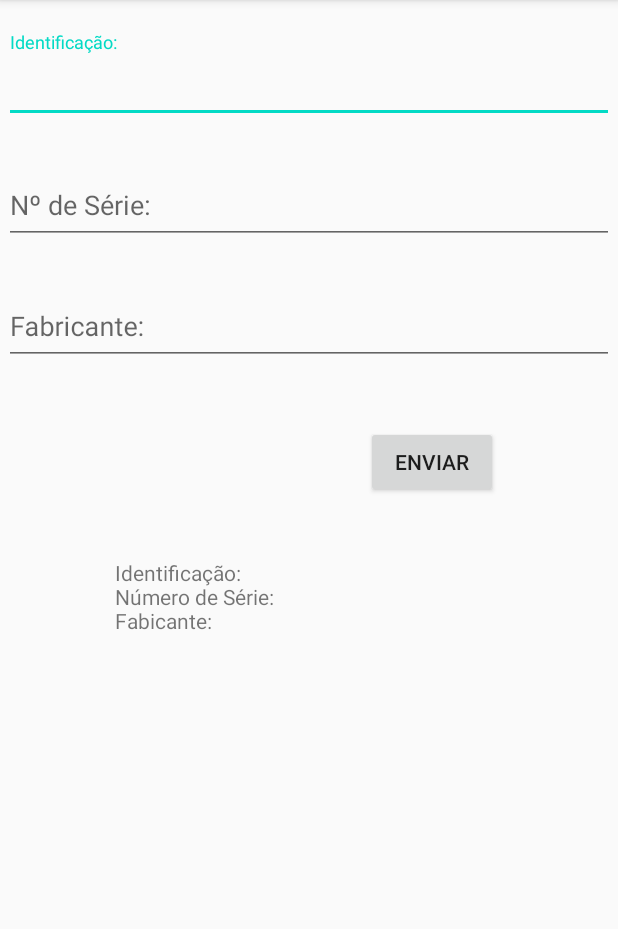
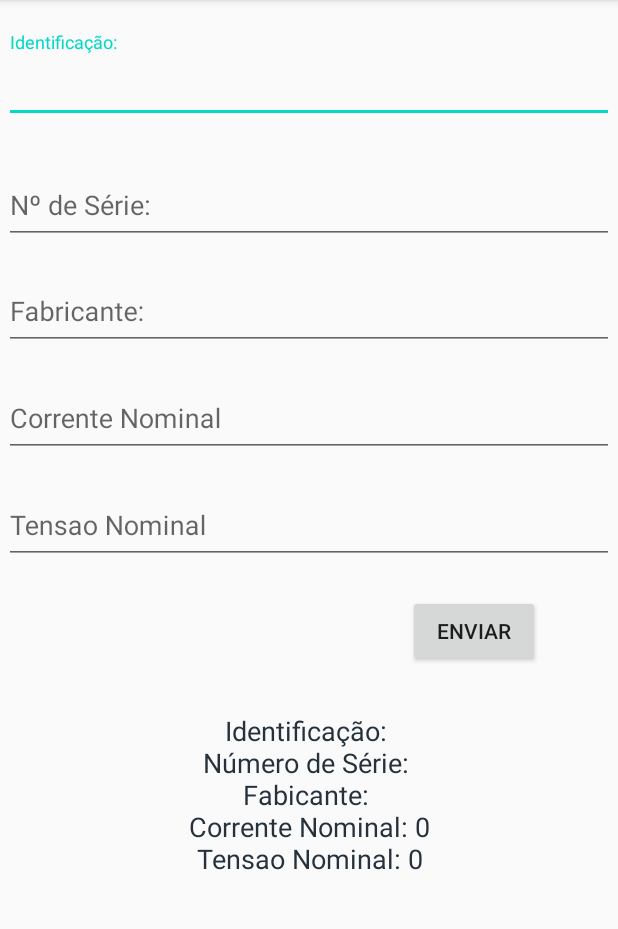
Before and after one commit to MendesK98/Disjuntor-BT, an Android app: the Dados screen opened directly, with no data from a screen before it, after a tap on "ENVIAR", on a phone screen of 412 x 824 dp, the part 84-1013 px from its top. Run offline under Robolectric (Android 15) with nearby library versions, the phone set to English and light mode, and no system bars.

Commit message:
Criação de Objetos & Inserção de Scroll View

```diff
--- a/app/src/main/AndroidManifest.xml
+++ b/app/src/main/AndroidManifest.xml
@@ -20,7 +20,7 @@
                 android:value="" />
         </activity>
         <activity
-            android:name=".Disjuntores"
+            android:name=".Atributos"
             android:exported="false">
             <meta-data
                 android:name="android.app.lib_name"
--- a/app/src/main/java/com/example/disjuntorbt/Disjuntores.java
+++ b/app/src/main/java/com/example/disjuntorbt/Atributos.java
@@ -7,14 +7,14 @@ import android.widget.Button;
 import android.widget.TextView;
 import android.content.Intent;
 
-public class Disjuntores extends AppCompatActivity {
+public class Atributos extends AppCompatActivity {
 
 
 
     @Override
     protected void onCreate(Bundle savedInstanceState) {
         super.onCreate(savedInstanceState);
-        setContentView(R.layout.activity_disjuntores);
+        setContentView(R.layout.activity_atributos);
 
         TextView tvGuts =  findViewById(R.id.tvGuts);
         Button dados =  findViewById(R.id.btDados);
--- a/app/src/main/java/com/example/disjuntorbt/Dados.java
+++ b/app/src/main/java/com/example/disjuntorbt/Dados.java
@@ -1,4 +1,6 @@
 package com.example.disjuntorbt;
+
+import static java.lang.String.valueOf;
 
 import android.support.design.widget.TextInputEditText;
 import android.support.v7.app.AppCompatActivity;
@@ -17,24 +19,30 @@ public class Dados extends AppCompatActivity {
         TextInputEditText id = (TextInputEditText) findViewById(R.id.itId);
         TextInputEditText nS = (TextInputEditText) findViewById(R.id.itSN);
         TextInputEditText fab = (TextInputEditText) findViewById(R.id.itFab);
+        TextInputEditText vN = (TextInputEditText) findViewById(R.id.itvNom);
+        TextInputEditText iN = (TextInputEditText) findViewById(R.id.itiNom);
+        TextView show = (TextView) findViewById(R.id.tvResultado);
         Button send = (Button) findViewById(R.id.send);
-        TextView res = (TextView) findViewById(R.id.tvShowR);
 
         send.setOnClickListener(new View.OnClickListener() {
             @Override
             public void onClick(View view) {
 
-                String idV = id.getText().toString();
-                String SerieNV = nS.getText().toString();
-                String fabric = fab.getText().toString();
+                DisjuntorBT x = new DisjuntorBT();
+                x.tag = id.getText().toString();
+                x.nSerie = nS.getText().toString();
+                x.fabricante = fab.getText().toString();
 
-                String result ="Identificação: ".concat(idV).concat("\nNúmero de Série: ".concat(SerieNV).concat("\nFabicante: ".concat(fabric)));
 
-                res.setText(result);
+                String iNS = Integer.toString(x.iNominal); //Verificando a necessidade de conversão de tipo dos valores para apresentar resultados
+                String vNS = Integer.toString(x.vNominal);
 
+                //RESOLVER APRESENTAÇÃO DOS RESULTADOS DE VALORES INTEIROS (TENSÃO E CORRENTE NOMINAIS)
+                String result ="Identificação: ".concat(x.tag).concat("\nNúmero de Série: ".concat(x.nSerie).concat("\nFabicante: "
+                        .concat(x.fabricante)).concat("\nCorrente Nominal: ").concat(iNS).concat("\nTensao Nominal: ").concat(vNS));
+
+                show.setText(result);
             }
         });
-
-
     }
 }
--- /dev/null
+++ b/app/src/main/java/com/example/disjuntorbt/DisjuntorBT.java
@@ -0,0 +1,37 @@
+package com.example.disjuntorbt;
+
+public class DisjuntorBT {
+    //Dados do equipamento
+    String cliente;
+    String subestacao;
+    String tag;
+    String nSerie;
+    String fabricante;
+    String tipo;
+    String tipoRele;
+    int vNominal;
+    int iNominal;
+
+    //Condições Gerais do equipamento
+    String conexoes;
+    String contatos;
+    String hasteAcionamento;
+    String camaraExtincao;
+    String bobinasAcionamento;
+    String sinalizacao;
+    String lubrificacao;
+    String aterramento;
+
+    //Ensaios Elétricos
+    //Resistencia dos contatos
+    double rCR;
+    double rCS;
+    double rCT;
+
+    //Resistencia de Isolação
+    double rIR;
+    double rIS;
+    double rIT;
+
+
+}
--- a/app/src/main/java/com/example/disjuntorbt/MainActivity.java
+++ b/app/src/main/java/com/example/disjuntorbt/MainActivity.java
@@ -1,6 +1,4 @@
 package com.example.disjuntorbt;
-
-import static android.provider.AlarmClock.EXTRA_MESSAGE;
 
 import android.content.Intent;
 import android.support.v7.app.AppCompatActivity;
@@ -16,7 +14,7 @@ public class MainActivity extends AppCompatActivity {
         super.onCreate(savedInstanceState);
         setContentView(R.layout.activity_main);
 
-        Intent i = new Intent (this, Disjuntores.class);
+        Intent i = new Intent (this, Atributos.class);
 
 
         Button btCadastro = (Button) findViewById(R.id.btCadastro);
--- a/app/src/main/res/layout/activity_disjuntores.xml
+++ b/app/src/main/res/layout/activity_atributos.xml
@@ -4,7 +4,7 @@
     xmlns:tools="http://schemas.android.com/tools"
     android:layout_width="match_parent"
     android:layout_height="match_parent"
-    tools:context=".Disjuntores">
+    tools:context=".Atributos">
 
     <TextView
         android:id="@+id/tvGuts"
--- a/app/src/main/res/layout/activity_dados.xml
+++ b/app/src/main/res/layout/activity_dados.xml
@@ -1,18 +1,18 @@
 <?xml version="1.0" encoding="utf-8"?>
-<android.support.constraint.ConstraintLayout xmlns:android="http://schemas.android.com/apk/res/android"
+<ScrollView xmlns:android="http://schemas.android.com/apk/res/android"
     xmlns:app="http://schemas.android.com/apk/res-auto"
     xmlns:tools="http://schemas.android.com/tools"
     android:layout_width="match_parent"
     android:layout_height="match_parent"
+    android:layout_margin="1dp"
+    android:orientation="vertical"
+    tools:context=".Dados">
 
-    android:layout_margin="1dp"
-    android:layout_marginStart="1dp"
-    android:layout_marginLeft="1dp"
-    android:layout_marginTop="1dp"
-    android:layout_marginEnd="1dp"
-    android:layout_marginRight="1dp"
-    android:layout_marginBottom="1dp"
-    tools:context=".Dados">
+    <LinearLayout
+        android:layout_width="match_parent"
+        android:layout_height="match_parent"
+        android:gravity="bottom|center_horizontal"
+        android:orientation="vertical">
 
     <android.support.design.widget.TextInputLayout
         android:id="@+id/textInputLayout"
@@ -58,7 +58,7 @@
         android:layout_width="match_parent"
         android:layout_height="61dp"
         android:layout_marginStart="1dp"
-        android:layout_marginTop="20dp"
+        android:layout_marginTop="10dp"
         android:layout_marginEnd="1dp"
         app:layout_constraintEnd_toEndOf="parent"
         app:layout_constraintStart_toStartOf="parent"
@@ -71,12 +71,48 @@
             android:hint="@string/fabricante" />
     </android.support.design.widget.TextInputLayout>
 
+        <android.support.design.widget.TextInputLayout
+            android:id="@+id/textInputLayout4"
+            android:layout_width="match_parent"
+            android:layout_height="61dp"
+            android:layout_marginStart="1dp"
+            android:layout_marginTop="10dp"
+            android:layout_marginEnd="1dp"
+            app:layout_constraintEnd_toEndOf="parent"
+            app:layout_constraintStart_toStartOf="parent"
+            app:layout_constraintTop_toBottomOf="@+id/textInputLayout4">
+
+            <android.support.design.widget.TextInputEditText
+                android:id="@+id/itiNom"
+                android:layout_width="match_parent"
+                android:layout_height="50dp"
+                android:hint="@string/iNom"/>
+        </android.support.design.widget.TextInputLayout>
+
+        <android.support.design.widget.TextInputLayout
+            android:id="@+id/textInputLayout5"
+            android:layout_width="match_parent"
+            android:layout_height="61dp"
+            android:layout_marginStart="1dp"
+            android:layout_marginTop="10dp"
+            android:layout_marginEnd="1dp"
+            app:layout_constraintEnd_toEndOf="parent"
+            app:layout_constraintStart_toStartOf="parent"
+            app:layout_constraintTop_toBottomOf="@+id/textInputLayout5">
+
+            <android.support.design.widget.TextInputEditText
+                android:id="@+id/itvNom"
+                android:layout_width="match_parent"
+                android:layout_height="50dp"
+                android:hint="@string/vNom"/>
+        </android.support.design.widget.TextInputLayout>
+
         <Button
             android:id="@+id/send"
             android:layout_width="wrap_content"
             android:layout_height="wrap_content"
-        android:layout_marginStart="213dp"
-        android:layout_marginTop="40dp"
+            android:layout_marginStart="160dp"
+            android:layout_marginTop="20dp"
             android:layout_marginEnd="50dp"
             android:text="@string/Send"
             app:layout_constraintEnd_toEndOf="parent"
@@ -84,16 +120,19 @@
             app:layout_constraintTop_toBottomOf="@+id/textInputLayout3" />
 
         <TextView
-        android:id="@+id/tvShowR"
-        android:layout_width="255dp"
-        android:layout_height="97dp"
-        android:layout_marginStart="36dp"
-        android:layout_marginTop="40dp"
-        android:layout_marginEnd="39dp"
-        android:text="iaeiaeiaiei"
+            android:id="@+id/tvResultado"
+            android:layout_width="match_parent"
+            android:layout_height="wrap_content"
+            android:textAlignment="center"
+            android:textColor="@color/blue2"
+            android:textSize="18sp"
+            android:layout_marginTop="30dp"
+            app:layout_constraintBottom_toBottomOf="parent"
             app:layout_constraintEnd_toEndOf="parent"
+            app:layout_constraintHorizontal_bias="0.3"
             app:layout_constraintStart_toStartOf="parent"
-        app:layout_constraintTop_toBottomOf="@+id/send" />
+            app:layout_constraintTop_toTopOf="parent"
+            app:layout_constraintVertical_bias="0.058" />
 
-
-</android.support.constraint.ConstraintLayout>
+    </LinearLayout>
+</ScrollView>
--- a/app/src/main/res/values/strings.xml
+++ b/app/src/main/res/values/strings.xml
@@ -4,4 +4,7 @@
     <string name="fabricante">Fabricante:</string>
     <string name="n_serie">Nº de Série:</string>
     <string name="Send">Enviar</string>
+    <string name="iNom">Corrente Nominal</string>
+    <string name="vNom">Tensao Nominal</string>
+    <string name="releT">Tipo de Rele</string>
 </resources>
```
Lines whose indentation alone changed are shown as unchanged.
